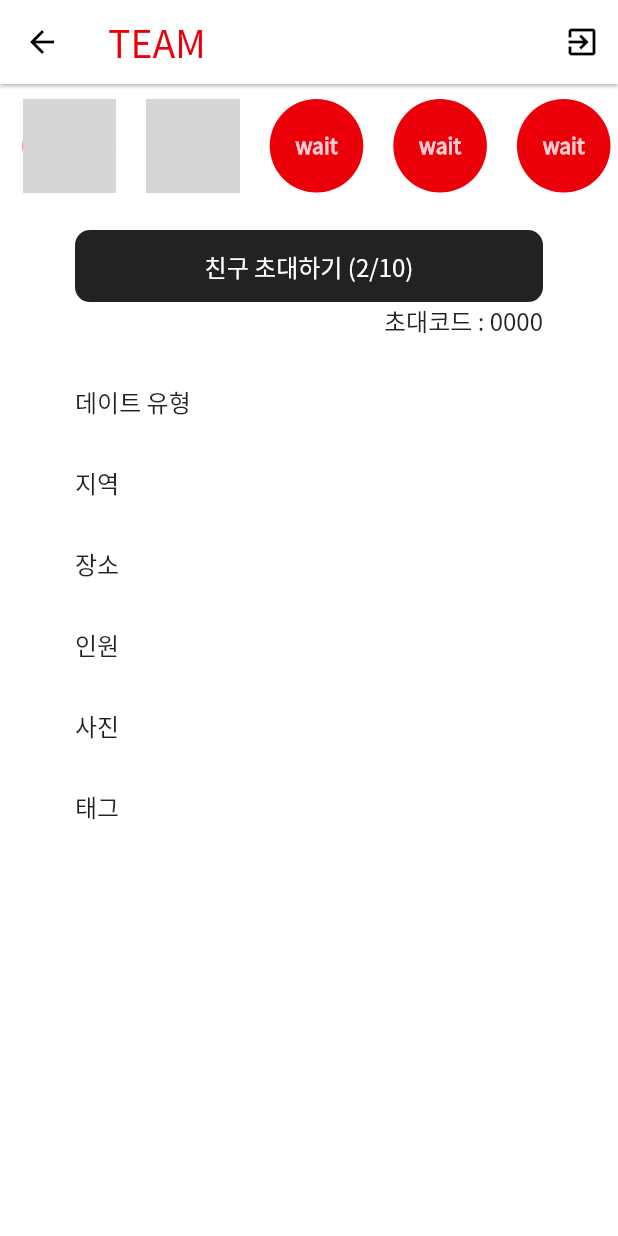
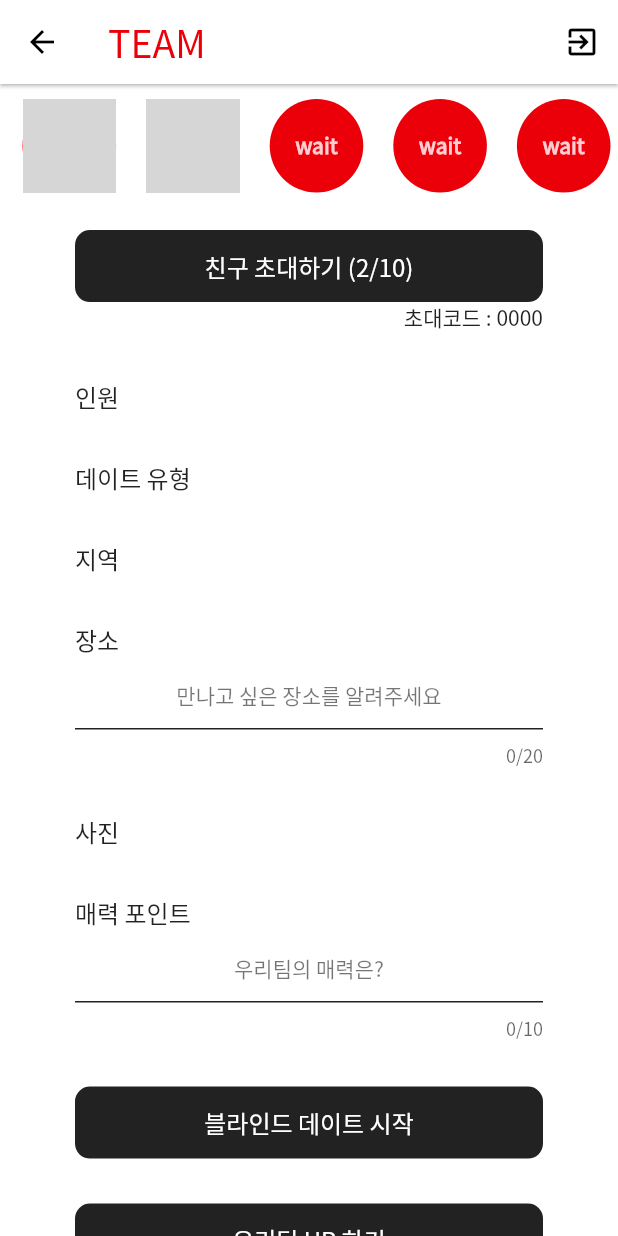
Before and after one commit to cheonbrave/campfire, a Flutter app: the TeamPage screen opened by its route, on a phone screen of 412 x 824 dp. Run offline on Flutter 3.47's test engine with Material 2 defaults, Android fonts, the phone set to English and light mode, and no system bars; our stand-ins replace firebase_analytics, firebase_auth, google_sign_in; accounts and stored records are empty; network calls fail; grey boxes are pictures that could not be loaded.

Commit message:
찔끔.. ㅠㅠ 졸려죽갔네
찔끔.. ㅠㅠ 졸려죽갔네

```diff
--- a/lib/pages/join/login_page.dart
+++ b/lib/pages/join/login_page.dart
@@ -113,7 +113,10 @@ class _LoginPageState extends State<LoginPage> {
                       }
                       else {
                         debugPrint("_handleSignIn return : " + user.displayName);
-                        Navigator.push(context, CupertinoPageRoute(builder: (context) => InputProfilePage()));
+                        debugPrint("_handleSignIn return : " + user.uid);
+                        debugPrint("_handleSignIn return : " + user.email);
+                        debugPrint("_handleSignIn return : " + user.photoUrl);
+                        Navigator.push(context, CupertinoPageRoute(builder: (context) => InputProfilePage(user: user,)));
                       }
 
                     }),
--- a/lib/pages/tap_pages/team_page.dart
+++ b/lib/pages/tap_pages/team_page.dart
@@ -267,8 +267,12 @@ class _TeamPageState extends State<TeamPage> {
                       Container(
                         width: double.infinity,
                         alignment: Alignment.centerRight,
-                        child: Text("초대코드 : 0000", style: TextStyle(fontSize: txtSizeMidStr)),
+                        child: Text("초대코드 : 0000", style: TextStyle(fontSize: txtSizeSmlStr)),
                       ),
+                      Padding(
+                        padding: EdgeInsets.all(paddingItem),
+                      ),
+                      Text("인원", style: TextStyle(fontSize: txtSizeMidStr, fontWeight: FontWeight.w500)),
                       Padding(
                         padding: EdgeInsets.all(paddingItem),
                       ),
@@ -281,10 +285,20 @@ class _TeamPageState extends State<TeamPage> {
                         padding: EdgeInsets.all(paddingItem),
                       ),
                       Text("장소", style: TextStyle(fontSize: txtSizeMidStr, fontWeight: FontWeight.w500)),
-                      Padding(
-                        padding: EdgeInsets.all(paddingItem),
+                      TextField(
+                        //controller: widget.input_place,
+                        maxLines : 1,
+                        maxLength: 20,
+                        textAlignVertical: TextAlignVertical.center,
+                        textAlign: TextAlign.center,
+                        style : TextStyle(fontSize: txtSizeSmlStr),
+                        decoration: InputDecoration(
+                          hintText: '만나고 싶은 장소를 알려주세요',
+                          hintStyle: TextStyle(fontSize: txtSizeSmlStr, color: Colors.black54),
+                          focusedBorder: UnderlineInputBorder(borderSide: BorderSide(color: Color(pointColor))),
+                          enabledBorder: UnderlineInputBorder(borderSide: BorderSide(color: Colors.black87)),
+                        ),
                       ),
-                      Text("인원", style: TextStyle(fontSize: txtSizeMidStr, fontWeight: FontWeight.w500)),
                       Padding(
                         padding: EdgeInsets.all(paddingItem),
                       ),
@@ -292,7 +306,76 @@ class _TeamPageState extends State<TeamPage> {
                       Padding(
                         padding: EdgeInsets.all(paddingItem),
                       ),
-                      Text("태그", style: TextStyle(fontSize: txtSizeMidStr, fontWeight: FontWeight.w500)),
+                      Text("매력 포인트", style: TextStyle(fontSize: txtSizeMidStr, fontWeight: FontWeight.w500)),
+                      TextField(
+                        //controller: widget.input_place,
+                        maxLines : 1,
+                        maxLength: 10,
+                        textAlignVertical: TextAlignVertical.center,
+                        textAlign: TextAlign.center,
+                        style : TextStyle(fontSize: txtSizeSmlStr),
+                        decoration: InputDecoration(
+                          hintText: '우리팀의 매력은?',
+                          hintStyle: TextStyle(fontSize: txtSizeSmlStr, color: Colors.black54),
+                          focusedBorder: UnderlineInputBorder(borderSide: BorderSide(color: Color(pointColor))),
+                          enabledBorder: UnderlineInputBorder(borderSide: BorderSide(color: Colors.black87)),
+                        ),
+                      ),
+                      Padding(
+                        padding: EdgeInsets.all(paddingItem),
+                      ),
+                      SizedBox(
+                        width: double.infinity,
+                        child: FlatButton(
+                          shape: RoundedRectangleBorder(
+                            borderRadius: BorderRadius.circular(10.0),
+                          ),
+                          padding: const EdgeInsets.all(12.0),
+                          //textColor: Color(pointColor),
+                          textColor: Colors.white,
+                          //color: Colors.white,
+                          color: Colors.black87,
+                          //splashColor: Color(pointColor2),
+                          splashColor: Colors.black87,
+                          //child: Text(Translations.of(context).trans('team_make'), style: TextStyle(fontSize: txtSizeBigStr)),
+                          child: Text("블라인드 데이트 시작", style: TextStyle(fontSize: txtSizeMidStr)),
+
+                          //pushAndRemoveUntil 함수는 3번째 파라미터인 modalroute.withName에 할당된 페이지까지에 화면이동 히스토리를 지우는 기능
+                          onPressed: () => Navigator.pushAndRemoveUntil(context, CupertinoPageRoute(builder: (context) => TapPage(tapIndex: 0)), ModalRoute.withName(TapPage.routeName)),
+                        ),
+                      ),
+                      Padding(
+                        padding: EdgeInsets.all(paddingItem),
+                      ),
+                      SizedBox(
+                        width: double.infinity,
+                        child: FlatButton(
+                          shape: RoundedRectangleBorder(
+                            borderRadius: BorderRadius.circular(10.0),
+                          ),
+                          padding: const EdgeInsets.all(12.0),
+                          //textColor: Color(pointColor),
+                          textColor: Colors.white,
+                          //color: Colors.white,
+                          color: Colors.black87,
+                          //splashColor: Color(pointColor2),
+                          splashColor: Colors.black87,
+                          //child: Text(Translations.of(context).trans('team_make'), style: TextStyle(fontSize: txtSizeBigStr)),
+                          child: Text("우리팀 UP 하기", style: TextStyle(fontSize: txtSizeMidStr)),
+
+                          //pushAndRemoveUntil 함수는 3번째 파라미터인 modalroute.withName에 할당된 페이지까지에 화면이동 히스토리를 지우는 기능
+                          onPressed: () => Navigator.pushAndRemoveUntil(context, CupertinoPageRoute(builder: (context) => TapPage(tapIndex: 0)), ModalRoute.withName(TapPage.routeName)),
+                        ),
+                      ),
+                      Container(
+                        width: double.infinity,
+                        alignment: Alignment.center,
+                        child: Text("현재 우리팀 노출순위 : 100번째", style: TextStyle(fontSize: txtSizeSmlStr)),
+                      ),
+                      Padding(
+                        padding: EdgeInsets.all(paddingItem),
+                      ),
+
                     ],
                   ),
                 ),
```
Also changed, not shown: lib/pages/join/input_profile_page.dart (+25 -7 lines).
